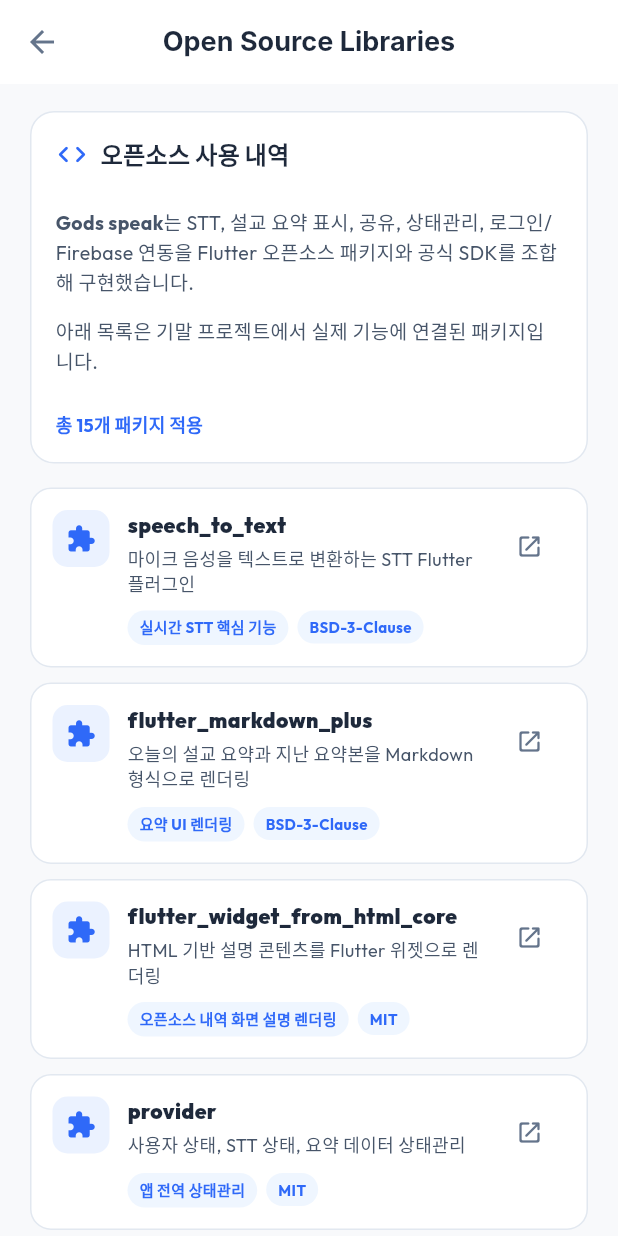
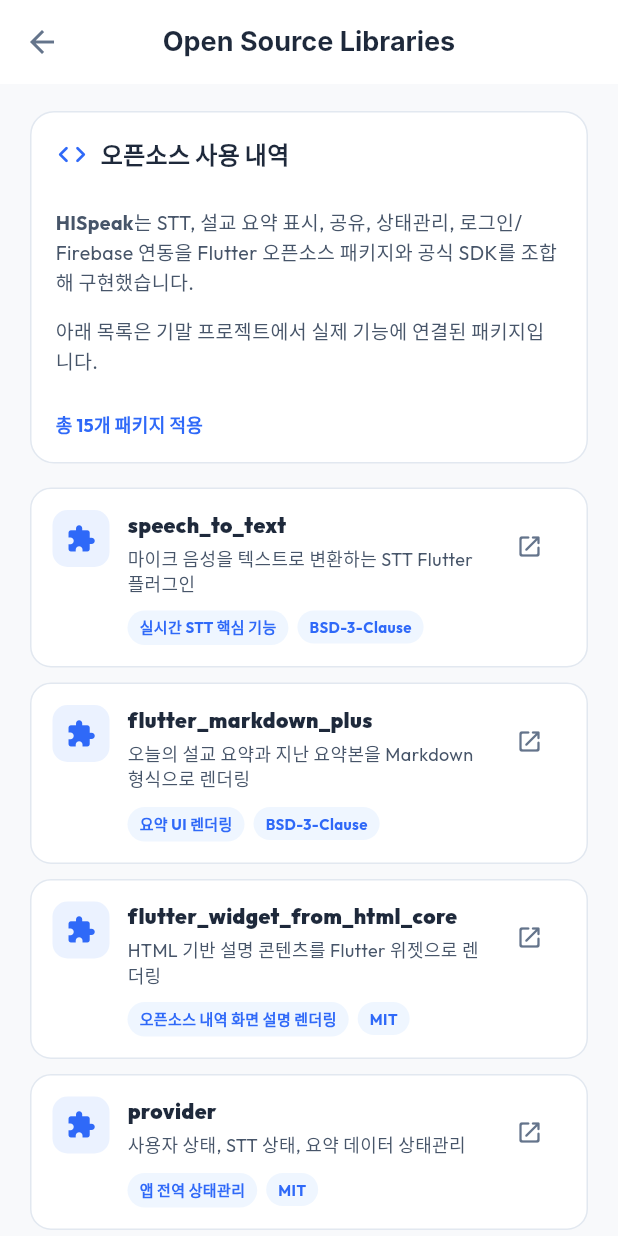
Before and after one commit to shintaehyeon/God_speaks, a Flutter app: the OpenSourcePage screen opened directly, on a phone screen of 412 x 824 dp. Run offline on Flutter 3.47's test engine with Material 3 defaults, Android fonts, the phone set to English and light mode, and no system bars; drawn by our look-alikes of flutter_widget_from_html_core; our stand-ins replace cached_network_image, cloud_firestore, connectivity_plus, firebase_auth, firebase_core, flutter_login and 7 more; missing offline and left inert: firebase_app_check; accounts and stored records are empty; Roboto replaces fonts that are missing (Inter).

Commit message:
Rename app to HISpeak

```diff
--- a/lib/app.dart
+++ b/lib/app.dart
@@ -8,14 +8,14 @@
 import 'package:google_fonts/google_fonts.dart';
 
 class SermonTranslatorApp extends StatelessWidget {
-  const SermonTranslatorApp({Key? key}) : super(key: key);
+  const SermonTranslatorApp({super.key});
 
   @override
   Widget build(BuildContext context) {
     return Consumer<SermonProvider>(
       builder: (context, sermonProvider, _) {
         return MaterialApp(
-          title: 'Smart Sermon Translator',
+          title: 'HISpeak',
           debugShowCheckedModeBanner: false,
           initialRoute: '/splash',
           routes: {
@@ -30,7 +30,9 @@
             brightness: Brightness.light,
             textTheme: GoogleFonts.outfitTextTheme(ThemeData.light().textTheme),
             primaryColor: const Color(0xFF2F69F8), // Sleek electric blue
-            scaffoldBackgroundColor: const Color(0xFFF8F9FB), // Modern clean off-white
+            scaffoldBackgroundColor: const Color(
+              0xFFF8F9FB,
+            ), // Modern clean off-white
             colorScheme: ColorScheme.fromSeed(
               seedColor: const Color(0xFF2F69F8),
               primary: const Color(0xFF2F69F8),
@@ -64,7 +66,9 @@
             brightness: Brightness.dark,
             textTheme: GoogleFonts.outfitTextTheme(ThemeData.dark().textTheme),
             primaryColor: const Color(0xFF2F69F8),
-            scaffoldBackgroundColor: const Color(0xFF0F172A), // Premium Dark Slate/Navy
+            scaffoldBackgroundColor: const Color(
+              0xFF0F172A,
+            ), // Premium Dark Slate/Navy
             colorScheme: ColorScheme.fromSeed(
               brightness: Brightness.dark,
               seedColor: const Color(0xFF2F69F8),
--- a/lib/login.dart
+++ b/lib/login.dart
@@ -68,7 +68,11 @@
             onPressed: () => Navigator.pop(context),
             child: const Text(
               "확인",
-              style: TextStyle(fontWeight: FontWeight.bold, color: Color(0xFF2F69F8), fontSize: 15),
+              style: TextStyle(
+                fontWeight: FontWeight.bold,
+                color: Color(0xFF2F69F8),
+                fontSize: 15,
+              ),
             ),
           ),
         ],
@@ -83,7 +87,7 @@
 
     return Scaffold(
       body: FlutterLogin(
-        title: 'Gods speak',
+        title: 'HISpeak',
         logo: const AssetImage('assets/diamond.png'),
         onLogin: _authUser,
         onSignup: _signupUser,
@@ -112,7 +116,10 @@
             icon: FontAwesomeIcons.bolt,
             label: '게스트 원터치 시작',
             callback: () async {
-              final sermonProvider = Provider.of<SermonProvider>(context, listen: false);
+              final sermonProvider = Provider.of<SermonProvider>(
+                context,
+                listen: false,
+              );
               bool success = await sermonProvider.signUp(
                 "guest_${DateTime.now().millisecondsSinceEpoch}@sermon.com",
                 "guest12345",
@@ -161,7 +168,9 @@
           ),
           inputTheme: InputDecorationTheme(
             filled: true,
-            fillColor: isDark ? const Color(0xFF0F172A) : const Color(0xFFF1F5F9),
+            fillColor: isDark
+                ? const Color(0xFF0F172A)
+                : const Color(0xFFF1F5F9),
             contentPadding: const EdgeInsets.symmetric(vertical: 16),
             border: OutlineInputBorder(
               borderRadius: BorderRadius.circular(12),
--- a/lib/open_source_page.dart
+++ b/lib/open_source_page.dart
@@ -3,10 +3,10 @@
 import 'package:url_launcher/url_launcher.dart';
 
 class OpenSourcePage extends StatelessWidget {
-  const OpenSourcePage({Key? key}) : super(key: key);
+  const OpenSourcePage({super.key});
 
   static const String _introHtml = '''
-    <p><strong>Gods speak</strong>는 STT, 설교 요약 표시, 공유, 상태관리,
+    <p><strong>HISpeak</strong>는 STT, 설교 요약 표시, 공유, 상태관리,
     로그인/Firebase 연동을 Flutter 오픈소스 패키지와 공식 SDK를 조합해 구현했습니다.</p>
     <p>아래 목록은 기말 프로젝트에서 실제 기능에 연결된 패키지입니다.</p>
   ''';
@@ -141,7 +141,9 @@
               color: isDark ? const Color(0xFF1E293B) : Colors.white,
               borderRadius: BorderRadius.circular(16),
               border: Border.all(
-                color: isDark ? const Color(0xFF334155) : const Color(0xFFE2E8F0),
+                color: isDark
+                    ? const Color(0xFF334155)
+                    : const Color(0xFFE2E8F0),
               ),
             ),
             child: Column(
@@ -171,7 +173,9 @@
                 HtmlWidget(
                   _introHtml,
                   textStyle: TextStyle(
-                    color: isDark ? const Color(0xFFCBD5E1) : const Color(0xFF475569),
+                    color: isDark
+                        ? const Color(0xFFCBD5E1)
+                        : const Color(0xFF475569),
                     fontSize: 13,
                     height: 1.45,
                   ),
@@ -209,18 +213,15 @@
     final didOpen = await launchUrl(uri, mode: LaunchMode.externalApplication);
 
     if (!didOpen && context.mounted) {
-      ScaffoldMessenger.of(context).showSnackBar(
-        SnackBar(content: Text('링크를 열 수 없습니다: $url')),
-      );
+      ScaffoldMessenger.of(
+        context,
+      ).showSnackBar(SnackBar(content: Text('링크를 열 수 없습니다: $url')));
     }
   }
 }
 
 class _OpenSourcePackageTile extends StatelessWidget {
-  const _OpenSourcePackageTile({
-    required this.package,
-    required this.onOpen,
-  });
+  const _OpenSourcePackageTile({required this.package, required this.onOpen});
 
   final _OpenSourcePackage package;
   final VoidCallback onOpen;
@@ -264,7 +265,9 @@
                 Text(
                   package.name,
                   style: TextStyle(
-                    color: isDark ? const Color(0xFFF1F5F9) : const Color(0xFF1E293B),
+                    color: isDark
+                        ? const Color(0xFFF1F5F9)
+                        : const Color(0xFF1E293B),
                     fontSize: 14,
                     fontWeight: FontWeight.w900,
                   ),
@@ -273,7 +276,9 @@
                 Text(
                   package.role,
                   style: TextStyle(
-                    color: isDark ? const Color(0xFFCBD5E1) : const Color(0xFF475569),
+                    color: isDark
+                        ? const Color(0xFFCBD5E1)
+                        : const Color(0xFF475569),
                     fontSize: 12,
                     height: 1.35,
                   ),
--- a/lib/splash.dart
+++ b/lib/splash.dart
@@ -102,7 +102,7 @@
                   child: Column(
                     mainAxisAlignment: MainAxisAlignment.center,
                     children: [
-                      // Gods speak emblem
+                      // HISpeak emblem
                       Container(
                         width: 90,
                         height: 90,
@@ -128,7 +128,7 @@
 
                       // App Logo Text
                       const Text(
-                        'Gods speak',
+                        'HISpeak',
                         style: TextStyle(
                           fontSize: 28,
                           fontWeight: FontWeight.w900,
--- a/lib/state/sermon_provider.dart
+++ b/lib/state/sermon_provider.dart
@@ -115,7 +115,8 @@
   void _initConnectivity() {
     // Check initial connection
     Connectivity().checkConnectivity().then((List<ConnectivityResult> results) {
-      bool offline = results.isEmpty || results.contains(ConnectivityResult.none);
+      bool offline =
+          results.isEmpty || results.contains(ConnectivityResult.none);
       if (_isOffline != offline) {
         _isOffline = offline;
         notifyListeners();
@@ -123,8 +124,11 @@
     });
 
     // Listen to changes
-    _connectivitySubscription = Connectivity().onConnectivityChanged.listen((List<ConnectivityResult> results) {
-      bool offline = results.isEmpty || results.contains(ConnectivityResult.none);
+    _connectivitySubscription = Connectivity().onConnectivityChanged.listen((
+      List<ConnectivityResult> results,
+    ) {
+      bool offline =
+          results.isEmpty || results.contains(ConnectivityResult.none);
       if (_isOffline != offline) {
         _isOffline = offline;
         notifyListeners();
@@ -983,7 +987,7 @@
 
     final prompt =
         """
-우리는 기독교 예배 설교 자막/요약 관리 서비스인 'Gods speak'입니다.
+우리는 기독교 예배 설교 자막/요약 관리 서비스인 'HISpeak'입니다.
 다음은 사용자가 들은 설교 요약 정보입니다:
 제목: $sermonTitle
 요약 내용: $sermonSummaryPoints
--- a/lib/summaries.dart
+++ b/lib/summaries.dart
@@ -456,7 +456,7 @@
                           if (isPremium) {
                             final shareText =
                                 """
-🌟 *Gods speak Sermon Summary Report* 🌟
+🌟 *HISpeak Sermon Summary Report* 🌟
 📅 Date: ${s.date}
 🏷️ Topic: ${s.category}
 ⛪ Title: ${s.title}
@@ -468,7 +468,7 @@
 🕊️ *Closing Takeaway:*
 ${s.takeaway}
 
-Generated dynamically by Gods speak.
+Generated dynamically by HISpeak.
 """;
                             // Copy to clipboard
                             Clipboard.setData(ClipboardData(text: shareText));
@@ -476,7 +476,7 @@
                             SharePlus.instance.share(
                               ShareParams(
                                 text: shareText,
-                                subject: 'Gods speak Sermon Summary',
+                                subject: 'HISpeak Sermon Summary',
                               ),
                             );
                             ScaffoldMessenger.of(context).showSnackBar(
@@ -551,7 +551,7 @@
             children: const [
               Icon(Icons.stars_rounded, color: Color(0xFFF59E0B)),
               SizedBox(width: 8),
-              Text('Gods speak 프리미엄 👑'),
+              Text('HISpeak 프리미엄 👑'),
             ],
           ),
           content: const Text(
@@ -593,7 +593,7 @@
       {
         "sender": "ai",
         "text":
-            "안녕하세요! 'Gods speak'입니다. '${s.title}' 설교에 대해 궁금한 점을 은혜롭게 해결해 드리겠습니다. 편하게 무엇이든 질문해 주세요! 🕊️",
+            "안녕하세요! 'HISpeak'입니다. '${s.title}' 설교에 대해 궁금한 점을 은혜롭게 해결해 드리겠습니다. 편하게 무엇이든 질문해 주세요! 🕊️",
       },
     ];
 
```
Also changed, not shown: 10 other files.
